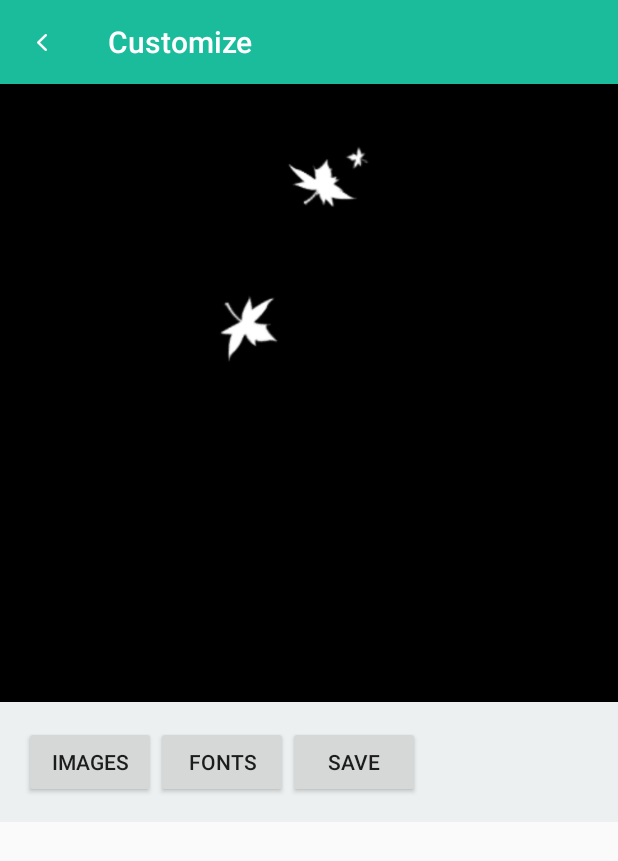
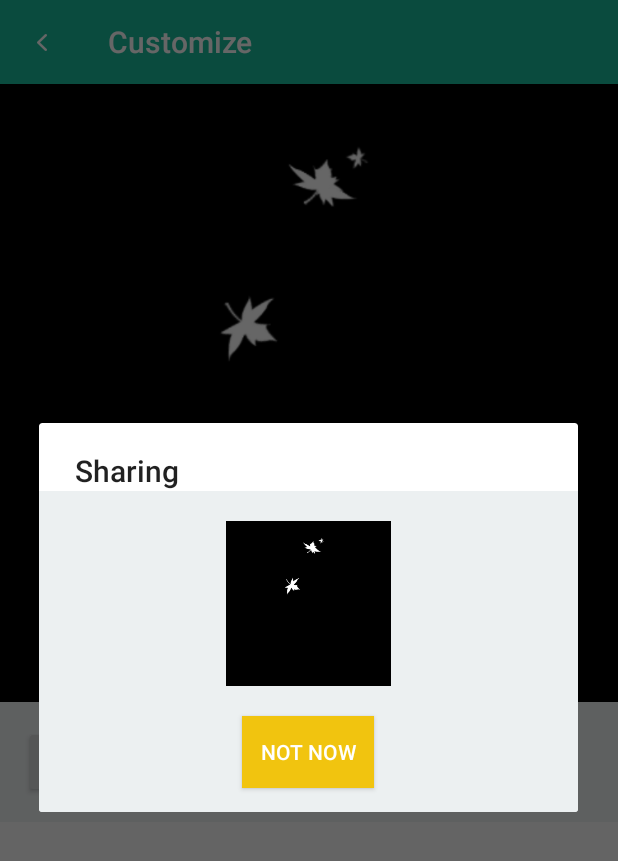
Before and after one commit to JulieYeah/LyricsCard, an Android app: the CustomizeThreeActivity screen opened directly, with no data from a screen before it, after a tap on "SAVE", on a phone screen of 412 x 824 dp. Shown: the top 861 px of the screen. Run offline under Robolectric (Android 15) with nearby library versions, the light colour scheme and no system bars; libraries missing offline, so code that uses them is left out: com.azeesoft.lib; Roboto replaces fonts that are not available here.

Commit message:
add share function for 3 styles

```diff
--- a/CreateLyricsCard/app/src/main/java/tracy_pc/createlyricscard/CustomizeThreeActivity.java
+++ b/CreateLyricsCard/app/src/main/java/tracy_pc/createlyricscard/CustomizeThreeActivity.java
@@ -1,6 +1,7 @@
 package tracy_pc.createlyricscard;
 
 import android.annotation.TargetApi;
+import android.app.Dialog;
 import android.content.Context;
 import android.content.DialogInterface;
 import android.content.Intent;
@@ -9,6 +10,7 @@ import android.graphics.Canvas;
 import android.graphics.ColorMatrix;
 import android.graphics.ColorMatrixColorFilter;
 import android.graphics.Typeface;
+import android.net.Uri;
 import android.os.Build;
 import android.os.Bundle;
 import android.os.Environment;
@@ -18,8 +20,10 @@ import android.support.v7.widget.Toolbar;
 import android.util.Log;
 import android.view.GestureDetector;
 import android.view.Gravity;
+import android.view.LayoutInflater;
 import android.view.MotionEvent;
 import android.view.View;
+import android.view.ViewGroup;
 import android.view.ViewTreeObserver;
 import android.view.WindowManager;
 import android.widget.Button;
@@ -331,9 +335,11 @@ public class CustomizeThreeActivity extends AppCompatActivity {
                     file.mkdir();
                 }
                 String filePath = appHome + File.separator + fileName + ".jpg";
+                Uri uri = Uri.parse(filePath);
                 try {
                     lyricsCard.compress(Bitmap.CompressFormat.JPEG, 100, new FileOutputStream(filePath));
                     Toast.makeText(getBaseContext(), "Saved at : sdcard/melyrics/" + fileName + ".jpg",Toast.LENGTH_LONG).show();
+                    showShareDialog(uri);
                 } catch (FileNotFoundException e) {
                     e.printStackTrace();
                     Log.i("tag","error");
@@ -416,4 +422,44 @@ public class CustomizeThreeActivity extends AppCompatActivity {
                     }
                 }).show();
     }
+    //after save the file choose to share,create a new dialog style
+    private void showShareDialog(final Uri uri) {
+        LayoutInflater inflater = (LayoutInflater) this.getSystemService(LAYOUT_INFLATER_SERVICE);
+        final View layout = inflater.inflate(R.layout.share_dialog,
+                (ViewGroup) findViewById(R.id.sharing_to));
+        AlertDialog.Builder builder;
+        final Dialog alertDialog;
+        builder = new AlertDialog.Builder(this);
+        builder.setView(layout);
+        builder.setTitle("Sharing");
+        alertDialog = builder.create();
+        Button cancle_share;
+        ImageView image_share = (ImageView)layout.findViewById(R.id.img_finished);
+        image_share.setImageBitmap(loadBitmapFromView(containerView));
+        cancle_share = (Button)layout.findViewById(R.id.not_now_share);
+        alertDialog.show();
+        View.OnClickListener sharingListener = new View.OnClickListener() {
+            @Override
+            public void onClick(View v) {
+                switch (v.getId()){
+                    case R.id.img_finished:
+                        shareImage(uri);
+                        break;
+                    case R.id.not_now_share:
+                        alertDialog.dismiss();
+                        layout.setVisibility(View.GONE);
+                }
+            }
+        };
+        cancle_share.setOnClickListener(sharingListener);
+        image_share.setOnClickListener(sharingListener);
+    }
+
+    //调用系统自带的软件进行分享
+    private void shareImage(Uri uri) {
+        Intent share = new Intent(Intent.ACTION_SEND);
+        share.setType("image/*");
+        share.putExtra(Intent.EXTRA_STREAM,uri);
+        startActivity(Intent.createChooser(share,"Share Image to"));
+    }
 }
```
Also changed, not shown: CreateLyricsCard/app/src/main/java/tracy_pc/createlyricscard/CustomDialog.java (deleted, +0 -34 lines), CreateLyricsCard/app/src/main/java/tracy_pc/createlyricscard/CustomizeTwoActivity.java (+45 -0 lines).
